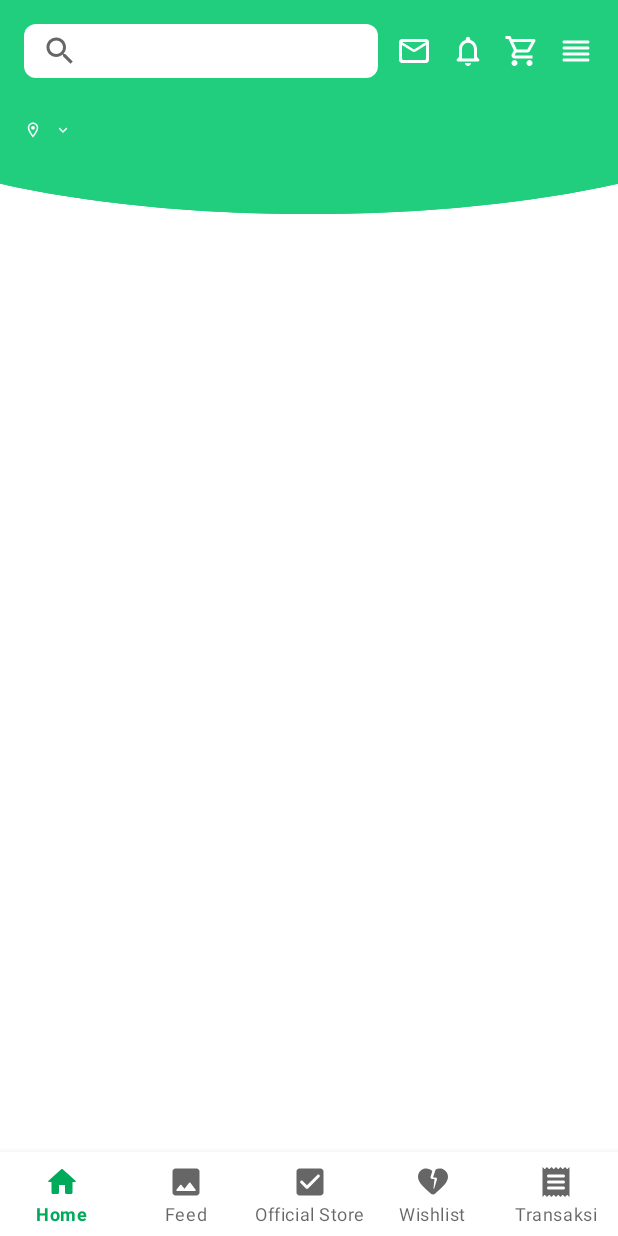
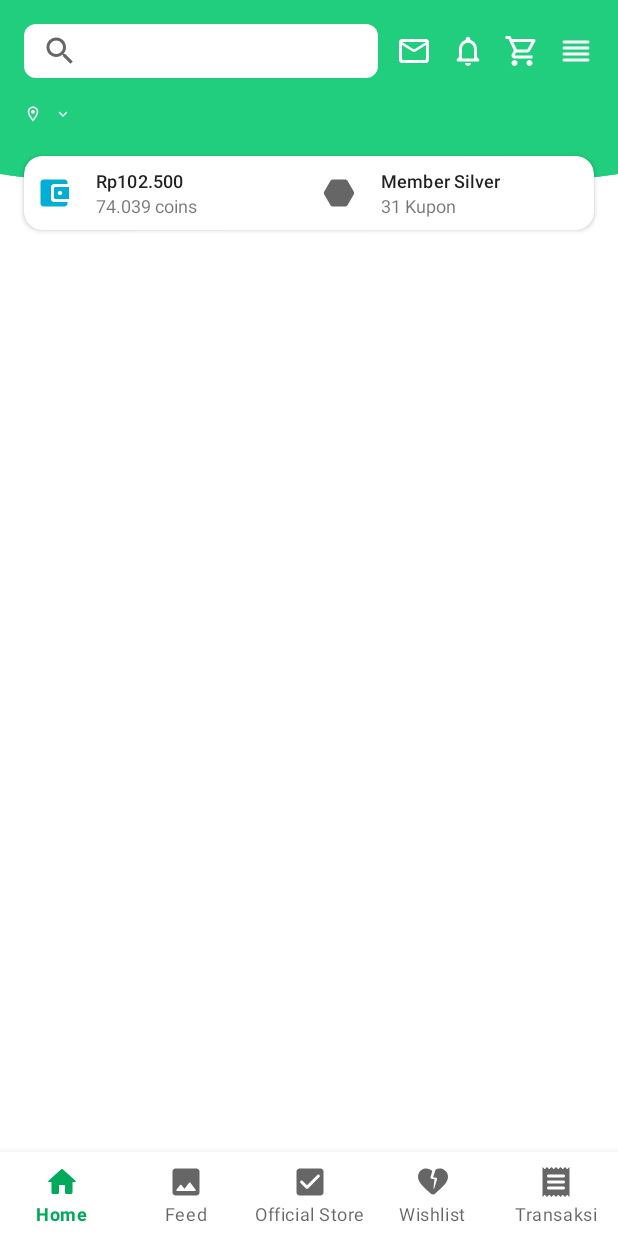
Before and after one commit to wiryadev/TokopediaHomepage, an Android app: the screen it shows after launch (MainActivity), on a phone screen of 412 x 824 dp. Run offline under Robolectric (Android 15) with nearby library versions, the phone set to English and light mode, and no system bars; our stand-ins replace navigation-ui; libraries missing offline, so code that uses them is left out: android.viewbinding.library; 1 statement that could not run was skipped.

Commit message:
add user balance layout

```diff
--- /dev/null
+++ b/app/src/main/res/drawable/ic_round_account_balance_wallet_24.xml
@@ -0,0 +1,10 @@
+<vector xmlns:android="http://schemas.android.com/apk/res/android"
+    android:width="24dp"
+    android:height="24dp"
+    android:viewportWidth="24"
+    android:viewportHeight="24"
+    android:tint="?attr/colorControlNormal">
+  <path
+      android:fillColor="@android:color/white"
+      android:pathData="M10,16L10,8c0,-1.1 0.89,-2 2,-2h9L21,5c0,-1.1 -0.9,-2 -2,-2L5,3c-1.11,0 -2,0.9 -2,2v14c0,1.1 0.89,2 2,2h14c1.1,0 2,-0.9 2,-2v-1h-9c-1.11,0 -2,-0.9 -2,-2zM13,8c-0.55,0 -1,0.45 -1,1v6c0,0.55 0.45,1 1,1h9L22,8h-9zM16,13.5c-0.83,0 -1.5,-0.67 -1.5,-1.5s0.67,-1.5 1.5,-1.5 1.5,0.67 1.5,1.5 -0.67,1.5 -1.5,1.5z"/>
+</vector>
--- /dev/null
+++ b/app/src/main/res/drawable/ic_round_hexagon_24.xml
@@ -0,0 +1,10 @@
+<vector xmlns:android="http://schemas.android.com/apk/res/android"
+    android:width="24dp"
+    android:height="24dp"
+    android:viewportWidth="24"
+    android:viewportHeight="24"
+    android:tint="?attr/colorControlNormal">
+  <path
+      android:fillColor="@android:color/white"
+      android:pathData="M16.05,3H7.95C7.24,3 6.58,3.38 6.22,4l-4.04,7c-0.36,0.62 -0.36,1.38 0,2l4.04,7c0.36,0.62 1.02,1 1.73,1h8.09c0.71,0 1.37,-0.38 1.73,-1l4.04,-7c0.36,-0.62 0.36,-1.38 0,-2l-4.04,-7C17.42,3.38 16.76,3 16.05,3z"/>
+</vector>
--- a/app/src/main/res/layout/fragment_home.xml
+++ b/app/src/main/res/layout/fragment_home.xml
@@ -47,7 +47,7 @@
             android:layout_width="wrap_content"
             android:layout_height="wrap_content"
             android:orientation="horizontal"
-            app:layout_constraintGuide_percent="0.1" />
+            app:layout_constraintGuide_percent="0.08" />
 
         <TextView
             android:id="@+id/tv_send_to"
@@ -55,15 +55,25 @@
             android:layout_height="wrap_content"
             android:layout_marginStart="16dp"
             android:drawablePadding="4dp"
-            tools:text="@string/send_to"
+            android:textColor="@color/white"
             android:textSize="12sp"
-            android:textColor="@color/white"
             app:drawableEndCompat="@drawable/ic_round_keyboard_arrow_down_12"
             app:drawableStartCompat="@drawable/ic_outline_location_on_12"
             app:drawableTint="@color/white"
             app:layout_constraintStart_toStartOf="parent"
             app:layout_constraintTop_toTopOf="parent"
-            app:layout_constraintBottom_toTopOf="@id/guideline_start_curve"/>
+            tools:text="@string/send_to" />
+
+        <include
+            android:id="@+id/account_balance"
+            layout="@layout/layout_balance_card"
+            android:layout_width="0dp"
+            android:layout_height="wrap_content"
+            android:layout_marginHorizontal="16dp"
+            app:layout_constraintBottom_toBottomOf="@id/guideline_end_curve"
+            app:layout_constraintEnd_toEndOf="parent"
+            app:layout_constraintStart_toStartOf="parent"
+            app:layout_constraintTop_toTopOf="@id/guideline_end_curve" />
 
     </androidx.constraintlayout.widget.ConstraintLayout>
 
--- /dev/null
+++ b/app/src/main/res/layout/layout_balance_card.xml
@@ -0,0 +1,96 @@
+<?xml version="1.0" encoding="utf-8"?>
+<androidx.cardview.widget.CardView xmlns:android="http://schemas.android.com/apk/res/android"
+    xmlns:app="http://schemas.android.com/apk/res-auto"
+    android:layout_width="match_parent"
+    android:layout_height="wrap_content"
+    android:elevation="4dp"
+    app:cardCornerRadius="@dimen/default_corner_radius">
+
+    <LinearLayout
+        android:layout_width="match_parent"
+        android:layout_height="wrap_content"
+        android:orientation="horizontal"
+        android:weightSum="2">
+
+        <androidx.constraintlayout.widget.ConstraintLayout
+            android:layout_width="0dp"
+            android:layout_height="wrap_content"
+            android:layout_weight="1"
+            android:padding="8dp">
+
+            <ImageView
+                android:id="@+id/iv_go_pay"
+                android:layout_width="wrap_content"
+                android:layout_height="wrap_content"
+                android:contentDescription="@string/gopay_balance"
+                app:layout_constraintBottom_toBottomOf="parent"
+                app:layout_constraintStart_toStartOf="parent"
+                app:layout_constraintTop_toTopOf="parent"
+                app:srcCompat="@drawable/ic_round_account_balance_wallet_24"
+                app:tint="@color/teal_200" />
+
+            <TextView
+                android:id="@+id/tv_gopay_balance"
+                android:layout_width="wrap_content"
+                android:layout_height="wrap_content"
+                android:layout_marginStart="16dp"
+                android:text="@string/dummy_balance_gopay"
+                android:textAppearance="@style/TextAppearance.MaterialComponents.Subtitle2"
+                android:textSize="12sp"
+                app:layout_constraintStart_toEndOf="@id/iv_go_pay"
+                app:layout_constraintTop_toTopOf="parent" />
+
+            <TextView
+                android:id="@+id/tv_gopay_coins"
+                android:layout_width="wrap_content"
+                android:layout_height="wrap_content"
+                android:text="@string/dummy_gopay_coins"
+                android:textSize="12sp"
+                app:layout_constraintStart_toStartOf="@id/tv_gopay_balance"
+                app:layout_constraintTop_toBottomOf="@id/tv_gopay_balance" />
+
+        </androidx.constraintlayout.widget.ConstraintLayout>
+
+
+        <androidx.constraintlayout.widget.ConstraintLayout
+            android:layout_width="0dp"
+            android:layout_height="wrap_content"
+            android:layout_weight="1"
+            android:padding="8dp">
+
+            <ImageView
+                android:id="@+id/iv_member"
+                android:layout_width="wrap_content"
+                android:layout_height="wrap_content"
+                android:contentDescription="@string/gopay_balance"
+                app:layout_constraintBottom_toBottomOf="parent"
+                app:layout_constraintStart_toStartOf="parent"
+                app:layout_constraintTop_toTopOf="parent"
+                app:srcCompat="@drawable/ic_round_hexagon_24" />
+
+            <TextView
+                android:id="@+id/tv_member_level"
+                android:layout_width="wrap_content"
+                android:layout_height="wrap_content"
+                android:layout_marginStart="16dp"
+                android:text="@string/dummy_member_silver"
+                android:textAppearance="@style/TextAppearance.MaterialComponents.Subtitle2"
+                android:textSize="12sp"
+                app:layout_constraintStart_toEndOf="@id/iv_member"
+                app:layout_constraintTop_toTopOf="parent" />
+
+            <TextView
+                android:id="@+id/tv_member_coupon"
+                android:layout_width="wrap_content"
+                android:layout_height="wrap_content"
+                android:text="@string/dummy_member_coupon"
+                android:textSize="12sp"
+                app:layout_constraintStart_toStartOf="@id/tv_member_level"
+                app:layout_constraintTop_toBottomOf="@id/tv_member_level" />
+
+        </androidx.constraintlayout.widget.ConstraintLayout>
+
+    </LinearLayout>
+
+
+</androidx.cardview.widget.CardView>
--- a/app/src/main/res/values/colors.xml
+++ b/app/src/main/res/values/colors.xml
@@ -3,7 +3,7 @@
     <color name="green_200">#20CE7D</color>
     <color name="green_500">#00AA5B</color>
     <color name="purple_700">#FF3700B3</color>
-    <color name="teal_200">#FF03DAC5</color>
+    <color name="teal_200">#00AED6</color>
     <color name="teal_700">#FF018786</color>
     <color name="black">#FF000000</color>
     <color name="white">#FFFFFFFF</color>
--- a/app/src/main/res/values/strings.xml
+++ b/app/src/main/res/values/strings.xml
@@ -9,4 +9,9 @@
     <string name="title_transaction">Transaksi</string>
     <string name="title_wishlist">Wishlist</string>
     <string name="send_to">Dikirim ke</string>
+    <string name="dummy_balance_gopay">Rp102.500</string>
+    <string name="dummy_gopay_coins">74.039 coins</string>
+    <string name="gopay_balance">Gopay balance</string>
+    <string name="dummy_member_silver">Member Silver</string>
+    <string name="dummy_member_coupon">31 Kupon</string>
 </resources>
```
